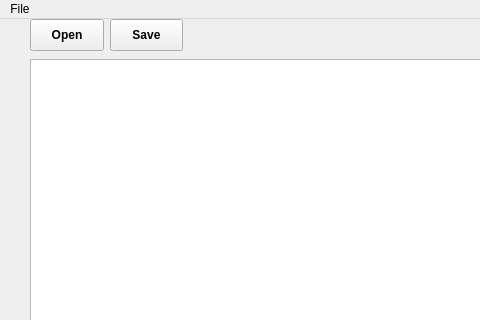
siarheidarhel/Figuratics, file NewPaint2 2/mainwindow.ui: the form before one commit; both pictures show x 0 to 480 and y 0 to 320 of the 945 by 683 pixel window.
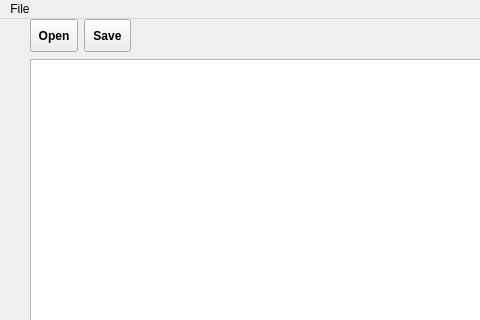
The form after the commit. Icons and pictures are not drawn.

Diff of the .ui file:
```diff
--- a/NewPaint2 2/mainwindow.ui
+++ b/NewPaint2 2/mainwindow.ui
@@ -319,13 +319,13 @@
      <rect>
       <x>30</x>
       <y>0</y>
-      <width>153</width>
-      <height>32</height>
+      <width>101</width>
+      <height>33</height>
      </rect>
     </property>
     <layout class="QHBoxLayout" name="horizontalLayout_3">
      <item>
-      <widget class="QPushButton" name="openButton">
+      <widget class="QToolButton" name="openButton">
        <property name="sizePolicy">
         <sizepolicy hsizetype="Preferred" vsizetype="Preferred">
          <horstretch>0</horstretch>
@@ -338,13 +338,38 @@
          <bold>true</bold>
         </font>
        </property>
+       <property name="toolTip">
+        <string>Open PNG file</string>
+       </property>
+       <property name="styleSheet">
+        <string notr="true">
+
+
+
+QPushButton::pressed{
+
+background-color: #FFFFE0;
+border: 2px solid grey;
+
+}</string>
+       </property>
        <property name="text">
         <string>Open</string>
        </property>
+       <property name="icon">
+        <iconset resource="myresource.qrc">
+         <normaloff>:/new/icons/fileopen.png</normaloff>:/new/icons/fileopen.png</iconset>
+       </property>
+       <property name="iconSize">
+        <size>
+         <width>21</width>
+         <height>21</height>
+        </size>
+       </property>
       </widget>
      </item>
      <item>
-      <widget class="QPushButton" name="saveButton">
+      <widget class="QToolButton" name="saveButton">
        <property name="sizePolicy">
         <sizepolicy hsizetype="Preferred" vsizetype="Preferred">
          <horstretch>0</horstretch>
@@ -357,9 +382,31 @@
          <bold>true</bold>
         </font>
        </property>
+       <property name="toolTip">
+        <string>Save PNG file</string>
+       </property>
+       <property name="styleSheet">
+        <string notr="true">
+QPushButton::pressed{
+
+background-color: #FFFFE0;
+border: 2px solid grey;
+
+}</string>
+       </property>
        <property name="text">
         <string>Save</string>
        </property>
+       <property name="icon">
+        <iconset resource="myresource.qrc">
+         <normaloff>:/new/icons/filesave.png</normaloff>:/new/icons/filesave.png</iconset>
+       </property>
+       <property name="iconSize">
+        <size>
+         <width>21</width>
+         <height>21</height>
+        </size>
+       </property>
       </widget>
      </item>
     </layout>
```
